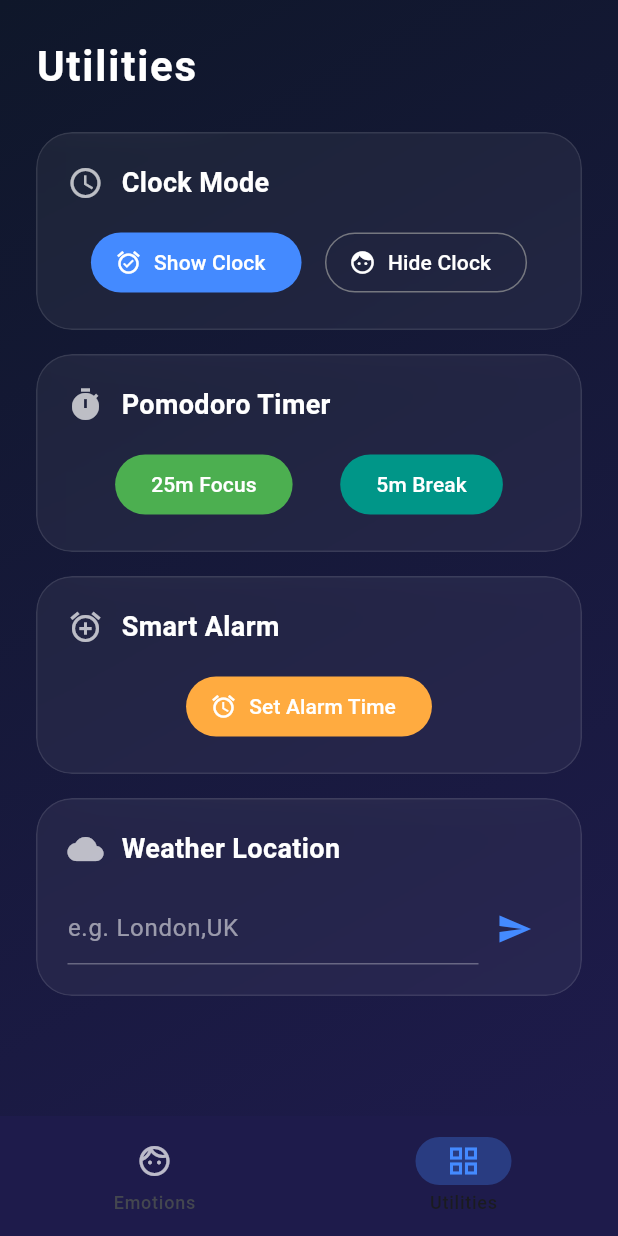
After one commit to KavishkaDulshan/2.1-V2, a Flutter app: the MainLayout screen opened directly, item 2 of the bottom bar chosen, on a phone screen of 412 x 824 dp. The commit adds this screen. Run offline on Flutter 3.47's test engine with Material 3 defaults, Android fonts, the phone set to English and light mode, and no system bars; our stand-ins replace flutter_blue_plus, permission_handler, shared_preferences; missing offline and left inert: mqtt_client; accounts and stored records are empty.

Commit message:
utility tools added, not optimized yet

```diff
--- a/2.1App/app/lib/main.dart
+++ b/2.1App/app/lib/main.dart
@@ -2,7 +2,6 @@ import 'package:flutter/material.dart';
 import 'package:provider/provider.dart';
 import 'models/ble_state.dart';
 import 'models/mqtt_state.dart';
-import 'screens/scan_screen.dart';
 import 'screens/splash_screen.dart';
 import 'package:permission_handler/permission_handler.dart';
 
--- /dev/null
+++ b/2.1App/app/lib/screens/main_layout.dart
@@ -0,0 +1,48 @@
+import 'package:flutter/material.dart';
+import 'dashboard_screen.dart';
+import 'utilities_screen.dart';
+
+class MainLayout extends StatefulWidget {
+  const MainLayout({super.key});
+
+  @override
+  State<MainLayout> createState() => _MainLayoutState();
+}
+
+class _MainLayoutState extends State<MainLayout> {
+  int _currentIndex = 0;
+
+  final List<Widget> _screens = [
+    const DashboardScreen(),
+    const UtilitiesScreen(),
+  ];
+
+  @override
+  Widget build(BuildContext context) {
+    return Scaffold(
+      body: _screens[_currentIndex],
+      bottomNavigationBar: NavigationBar(
+        backgroundColor: const Color(0xFF1E1B4B),
+        indicatorColor: Colors.blueAccent.withValues(alpha: 0.3),
+        selectedIndex: _currentIndex,
+        onDestinationSelected: (index) {
+          setState(() {
+            _currentIndex = index;
+          });
+        },
+        destinations: const [
+          NavigationDestination(
+            icon: Icon(Icons.face_outlined, color: Colors.white70),
+            selectedIcon: Icon(Icons.face, color: Colors.blueAccent),
+            label: 'Emotions',
+          ),
+          NavigationDestination(
+            icon: Icon(Icons.grid_view_outlined, color: Colors.white70),
+            selectedIcon: Icon(Icons.grid_view, color: Colors.blueAccent),
+            label: 'Utilities',
+          ),
+        ],
+      ),
+    );
+  }
+}
--- a/2.1App/app/lib/screens/splash_screen.dart
+++ b/2.1App/app/lib/screens/splash_screen.dart
@@ -2,7 +2,7 @@ import 'package:flutter/material.dart';
 import 'package:provider/provider.dart';
 import '../models/ble_state.dart';
 import '../services/preferences_service.dart';
-import 'dashboard_screen.dart';
+import 'main_layout.dart';
 import 'scan_screen.dart';
 
 class SplashScreen extends StatefulWidget {
@@ -47,7 +47,7 @@ class _SplashScreenState extends State<SplashScreen> {
           ble.disconnect(); // Clean up BLE once provisioned
           if (!mounted) return;
           Navigator.of(context).pushReplacement(
-            MaterialPageRoute(builder: (_) => const DashboardScreen()),
+            MaterialPageRoute(builder: (_) => const MainLayout()),
           );
           return;
         } else {
--- /dev/null
+++ b/2.1App/app/lib/screens/utilities_screen.dart
@@ -0,0 +1,257 @@
+import 'dart:ui';
+import 'dart:async';
+import 'package:flutter/material.dart';
+import 'package:provider/provider.dart';
+import '../models/mqtt_state.dart';
+
+class UtilitiesScreen extends StatefulWidget {
+  const UtilitiesScreen({super.key});
+
+  @override
+  State<UtilitiesScreen> createState() => _UtilitiesScreenState();
+}
+
+class _UtilitiesScreenState extends State<UtilitiesScreen> {
+  final TextEditingController _cityController = TextEditingController();
+
+  Timer? _pomodoroTimer;
+  int _timeRemaining = 0; // in seconds
+
+  @override
+  void dispose() {
+    _pomodoroTimer?.cancel();
+    _cityController.dispose();
+    super.dispose();
+  }
+
+  void _startLocalTimer(int minutes) {
+    _pomodoroTimer?.cancel();
+    setState(() {
+      _timeRemaining = minutes * 60;
+    });
+
+    _pomodoroTimer = Timer.periodic(const Duration(seconds: 1), (timer) {
+      if (_timeRemaining > 0) {
+        setState(() {
+          _timeRemaining--;
+        });
+      } else {
+        timer.cancel();
+      }
+    });
+  }
+
+  void _stopLocalTimer() {
+    _pomodoroTimer?.cancel();
+    setState(() {
+      _timeRemaining = 0;
+    });
+  }
+
+  Future<void> _selectAlarmTime(BuildContext context) async {
+    final TimeOfDay? picked = await showTimePicker(
+      context: context,
+      initialTime: TimeOfDay.now(),
+    );
+    if (picked != null && context.mounted) {
+      context.read<MqttState>().publish("robot21/commands/master", '{"alarm_h": ${picked.hour}, "alarm_m": ${picked.minute}}');
+      ScaffoldMessenger.of(context).showSnackBar(
+        SnackBar(content: Text('Alarm set for ${picked.format(context)}')),
+      );
+    }
+  }
+
+  @override
+  Widget build(BuildContext context) {
+    return Container(
+      decoration: const BoxDecoration(
+        gradient: LinearGradient(
+          begin: Alignment.topLeft,
+          end: Alignment.bottomRight,
+          colors: [Color(0xFF0F172A), Color(0xFF1E1B4B)],
+        ),
+      ),
+      child: SafeArea(
+        child: Padding(
+          padding: const EdgeInsets.all(24.0),
+          child: Column(
+            crossAxisAlignment: CrossAxisAlignment.start,
+            children: [
+              const Text(
+                'Utilities',
+                style: TextStyle(fontSize: 28, fontWeight: FontWeight.bold, color: Colors.white, letterSpacing: 1.2),
+              ),
+              const SizedBox(height: 24),
+
+              Expanded(
+                child: ListView(
+                  children: [
+                    // --- CLOCK MODE ---
+                    _buildGlassCard(
+                      context,
+                      title: 'Clock Mode',
+                      icon: Icons.access_time,
+                      child: Row(
+                        mainAxisAlignment: MainAxisAlignment.spaceEvenly,
+                        children: [
+                          FilledButton.icon(
+                            onPressed: () {
+                              context.read<MqttState>().publish("robot21/commands/master", '{"mode": "clock"}');
+                            },
+                            icon: const Icon(Icons.alarm_on),
+                            label: const Text('Show Clock'),
+                            style: FilledButton.styleFrom(backgroundColor: Colors.blueAccent),
+                          ),
+                          OutlinedButton.icon(
+                            onPressed: () {
+                              context.read<MqttState>().publish("robot21/commands/master", '{"mode": "eyes"}');
+                            },
+                            icon: const Icon(Icons.face),
+                            label: const Text('Hide Clock'),
+                            style: OutlinedButton.styleFrom(foregroundColor: Colors.white),
+                          ),
+                        ],
+                      ),
+                    ),
+                    const SizedBox(height: 16),
+
+                    // --- POMODORO TIMER ---
+                    _buildGlassCard(
+                      context,
+                      title: 'Pomodoro Timer',
+                      icon: Icons.timer,
+                      child: _timeRemaining > 0
+                      ? Column(
+                          children: [
+                            Text(
+                              '${(_timeRemaining ~/ 60).toString().padLeft(2, '0')}:${(_timeRemaining % 60).toString().padLeft(2, '0')}',
+                              style: const TextStyle(fontSize: 48, fontWeight: FontWeight.bold, color: Colors.greenAccent),
+                            ),
+                            const SizedBox(height: 8),
+                            FilledButton.icon(
+                              onPressed: () {
+                                context.read<MqttState>().publish("robot21/commands/master", '{"timer": 0}');
+                                _stopLocalTimer();
+                              },
+                              icon: const Icon(Icons.stop),
+                              label: const Text('Cancel Timer'),
+                              style: FilledButton.styleFrom(backgroundColor: Colors.redAccent),
+                            ),
+                          ],
+                        )
+                      : Row(
+                        mainAxisAlignment: MainAxisAlignment.spaceEvenly,
+                        children: [
+                          FilledButton(
+                            onPressed: () {
+                              context.read<MqttState>().publish("robot21/commands/master", '{"timer": 25}');
+                              _startLocalTimer(25);
+                              ScaffoldMessenger.of(context).showSnackBar(const SnackBar(content: Text('Started 25m focus timer')));
+                            },
+                            style: FilledButton.styleFrom(backgroundColor: Colors.green),
+                            child: const Text('25m Focus'),
+                          ),
+                          FilledButton(
+                            onPressed: () {
+                              context.read<MqttState>().publish("robot21/commands/master", '{"timer": 5}');
+                              _startLocalTimer(5);
+                              ScaffoldMessenger.of(context).showSnackBar(const SnackBar(content: Text('Started 5m break timer')));
+                            },
+                            style: FilledButton.styleFrom(backgroundColor: Colors.teal),
+                            child: const Text('5m Break'),
+                          ),
+                        ],
+                      ),
+                    ),
+                    const SizedBox(height: 16),
+
+                    // --- SMART ALARM ---
+                    _buildGlassCard(
+                      context,
+                      title: 'Smart Alarm',
+                      icon: Icons.alarm_add,
+                      child: Center(
+                        child: FilledButton.icon(
+                          onPressed: () => _selectAlarmTime(context),
+                          icon: const Icon(Icons.access_alarm),
+                          label: const Text('Set Alarm Time'),
+                          style: FilledButton.styleFrom(backgroundColor: Colors.orangeAccent),
+                        ),
+                      ),
+                    ),
+                    const SizedBox(height: 16),
+
+                    // --- WEATHER ---
+                    _buildGlassCard(
+                      context,
+                      title: 'Weather Location',
+                      icon: Icons.cloud,
+                      child: Row(
+                        children: [
+                          Expanded(
+                            child: TextField(
+                              controller: _cityController,
+                              style: const TextStyle(color: Colors.white),
+                              decoration: const InputDecoration(
+                                hintText: 'e.g. London,UK',
+                                hintStyle: TextStyle(color: Colors.white54),
+                                enabledBorder: UnderlineInputBorder(borderSide: BorderSide(color: Colors.white30)),
+                                focusedBorder: UnderlineInputBorder(borderSide: BorderSide(color: Colors.blueAccent)),
+                              ),
+                            ),
+                          ),
+                          IconButton(
+                            icon: const Icon(Icons.send, color: Colors.blueAccent),
+                            onPressed: () {
+                              if (_cityController.text.isNotEmpty) {
+                                context.read<MqttState>().publish("robot21/commands/master", '{"city": "${_cityController.text}"}');
+                                ScaffoldMessenger.of(context).showSnackBar(
+                                  SnackBar(content: Text('Weather set to ${_cityController.text}')),
+                                );
+                              }
+                            },
+                          ),
+                        ],
+                      ),
+                    ),
+                  ],
+                ),
+              ),
+            ],
+          ),
+        ),
+      ),
+    );
+  }
+
+  Widget _buildGlassCard(BuildContext context, {required String title, required IconData icon, required Widget child}) {
+    return ClipRRect(
+      borderRadius: BorderRadius.circular(24),
+      child: BackdropFilter(
+        filter: ImageFilter.blur(sigmaX: 20, sigmaY: 20),
+        child: Container(
+          padding: const EdgeInsets.all(20),
+          decoration: BoxDecoration(
+            color: Colors.white.withValues(alpha: 0.05),
+            borderRadius: BorderRadius.circular(24),
+            border: Border.all(color: Colors.white.withValues(alpha: 0.1)),
+          ),
+          child: Column(
+            crossAxisAlignment: CrossAxisAlignment.start,
+            children: [
+              Row(
+                children: [
+                  Icon(icon, color: Colors.white70),
+                  const SizedBox(width: 12),
+                  Text(title, style: const TextStyle(color: Colors.white, fontSize: 18, fontWeight: FontWeight.w600)),
+                ],
+              ),
+              const SizedBox(height: 16),
+              child,
+            ],
+          ),
+        ),
+      ),
+    );
+  }
+}
```
Also changed, not shown: 2.1App/app/lib/models/mqtt_state.dart (+13 -0 lines), 2.1App/app/lib/screens/provision_screen.dart (+4 -4 lines), 4 other files.
